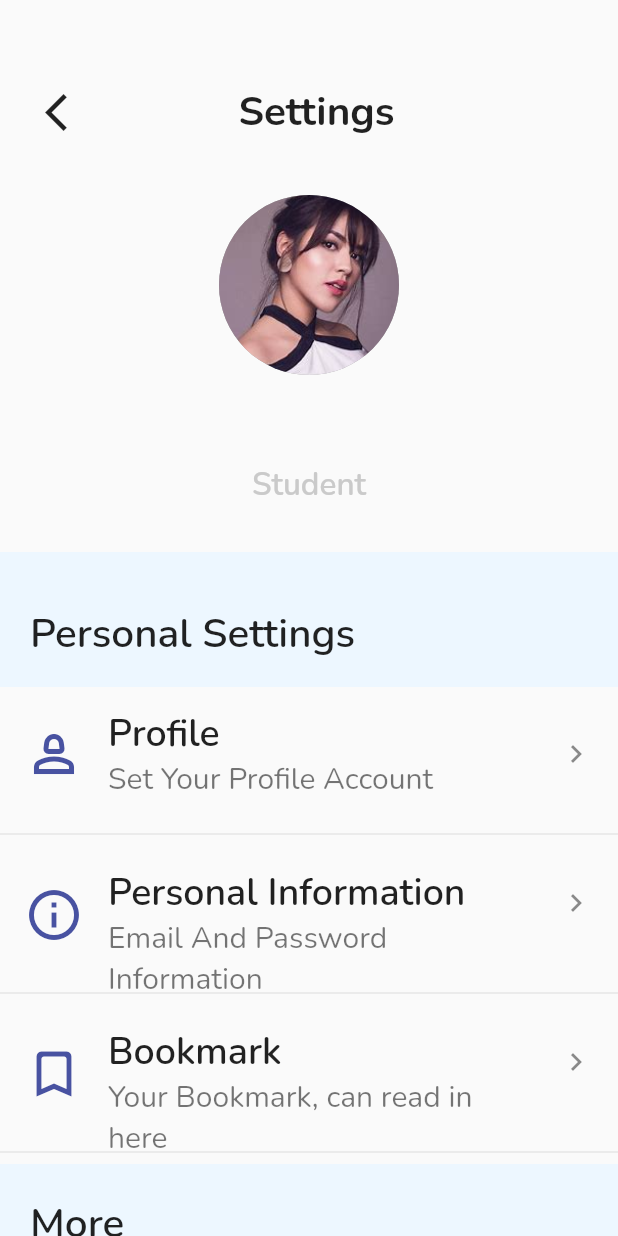
After one commit to Kiagusss/flutter-Counselling-App, a Flutter app: the Settings screen opened directly, on a phone screen of 412 x 824 dp. The commit adds this screen. Run offline on Flutter 3.47's test engine with Material 2 defaults, Android fonts, the phone set to English and light mode, and no system bars; our stand-ins replace animated_splash_screen, cloud_firestore, firebase_auth, firebase_core, flutter_slidable, google_fonts and 4 more; accounts and stored records are empty.

Commit message:
Settings ui completed, with auth name, and logout

```diff
--- a/lib/pages/HomePage.dart
+++ b/lib/pages/HomePage.dart
@@ -2,7 +2,7 @@ import 'package:flutter/material.dart';
 import 'package:firebase_auth/firebase_auth.dart';
 import 'package:google_fonts/google_fonts.dart';
 import 'package:project_kel_bumira/pages/BottomBar.dart';
-
+import 'package:project_kel_bumira/pages/Settings.dart';
 import 'Login.dart';
 import 'ProfileTeacher.dart';
 
@@ -25,8 +25,9 @@ class _HomePageState extends State<HomePage> {
       body: ListView(
         children: [
           Container(
-            margin: EdgeInsets.only(left: 20, top: 30),
+            margin: EdgeInsets.only(left: 20, top: 30, right: 20),
             child: Row(
+              mainAxisAlignment: MainAxisAlignment.spaceBetween,
               children: [
                 Text(
                   'Hi, $displayName!',
@@ -35,7 +36,7 @@ class _HomePageState extends State<HomePage> {
                 ),
                 GestureDetector(
                   onTap: () {
-                    _scaffoldKey.currentState!.openEndDrawer();
+                    Navigator.push(context, MaterialPageRoute(builder: (context)=> Settings()));
                   },
                   child: Padding(
                     padding: const EdgeInsets.only(left: 140),
@@ -349,16 +350,8 @@ class _HomePageState extends State<HomePage> {
               ),
             ),
           ),
-           ElevatedButton(
-              onPressed: () {
-                _auth.signOut();
-                Navigator.pushAndRemoveUntil(
-                    context,
-                    MaterialPageRoute(builder: (context) => LoginPage()),
-                    (Route<dynamic> route) => false);
-              },
-              child: Text('Log out'),
-            ),
+
+
         ],
       ),
       endDrawer: Drawer(
--- a/lib/pages/Login.dart
+++ b/lib/pages/Login.dart
@@ -350,6 +350,7 @@ class _LoginPageState extends State<LoginPage> {
       ScaffoldMessenger.of(context)
           .showSnackBar(SnackBar(content: Text('Error: ${e.message}')));
     } catch (e) {
+
       print(e);
     }
   }
--- /dev/null
+++ b/lib/pages/Settings.dart
@@ -0,0 +1,324 @@
+import 'package:firebase_auth/firebase_auth.dart';
+import 'package:flutter/material.dart';
+import 'package:google_fonts/google_fonts.dart';
+import 'package:project_kel_bumira/pages/Login.dart';
+
+class Settings extends StatelessWidget {
+  const Settings({super.key});
+
+  @override
+  Widget build(BuildContext context) {
+    final FirebaseAuth _auth = FirebaseAuth.instance;
+    User? user = FirebaseAuth.instance.currentUser;
+    String displayName = user!.displayName ?? '';
+
+    return Scaffold(
+      body: ListView(
+        children: <Widget>[
+          Padding(
+              padding: EdgeInsets.only(
+            top: 50,
+          )),
+          Stack(
+            children: [
+              Row(
+                mainAxisAlignment: MainAxisAlignment.spaceBetween,
+                children: [
+                  GestureDetector(
+                    onTap: () {
+                      Navigator.pop(context);
+                    },
+                    child: Padding(
+                      padding: const EdgeInsets.only(left: 30),
+                      child: Icon(
+                        Icons.arrow_back_ios,
+                        size: 30,
+                      ),
+                    ),
+                  ),
+                  Align(
+                    child: Text(
+                      "Settings",
+                      style: GoogleFonts.nunito(
+                        fontSize: 27,
+                        fontWeight: FontWeight.w700,
+                      ),
+                    ),
+                  ),
+                  Align(
+                    alignment: Alignment(-1, 0),
+                    child: Icon(
+                      Icons.arrow_back_ios,
+                      size: 50,
+                      color: Colors.transparent,
+                    ),
+                  )
+                ],
+              ),
+            ],
+          ),
+          Padding(padding: EdgeInsets.only(top: 30)),
+          Container(
+            child: Align(
+              alignment: Alignment(0, 0),
+              child: CircleAvatar(
+                radius: 60,
+                backgroundColor: Colors.grey,
+                backgroundImage: AssetImage('images/udin.jpg'),
+              ),
+            ),
+          ),
+
+          Padding(padding: EdgeInsets.only(top: 20)),
+          Container(
+            alignment: Alignment(0, 0),
+            child: Text(
+              "$displayName",
+              style: GoogleFonts.nunito(
+                fontSize: 25,
+                fontWeight: FontWeight.w600,
+              ),
+            ),
+          ),
+
+          Padding(padding: EdgeInsets.only(top: 5)),
+          Container(
+            alignment: Alignment(0, 0),
+            child: Text(
+              "Student",
+              style: GoogleFonts.nunito(
+                fontSize: 21,
+                fontWeight: FontWeight.w600,
+                color: Color(0xffCACACA),
+              ),
+            ),
+          ),
+
+          Container(
+            margin: EdgeInsets.only(top: 30),
+            padding: EdgeInsets.only(top: 20, left: 20),
+            width: 90,
+            height: 90,
+            alignment: Alignment(-1, 0),
+            color: Color.fromRGBO(237, 247, 255, 100),
+            child: Text(
+              "Personal Settings",
+              style: GoogleFonts.nunito(
+                fontSize: 27,
+                fontWeight: FontWeight.w600,
+              ),
+            ),
+          ),
+
+          //Profile
+
+          Container(
+            height: 80,
+            margin: EdgeInsets.only(
+              top: 10,
+            ),
+            child: ListTile(
+              leading: Icon(
+                Icons.person_2_outlined,
+                size: 40,
+                color: Color(0xff4852A1),
+              ),
+              title: Text(
+                'Profile',
+                style: GoogleFonts.nunito(
+                  fontSize: 25,
+                  fontWeight: FontWeight.w600,
+                ),
+              ),
+              subtitle: Text(
+                'Set Your Profile Account',
+                style: GoogleFonts.nunito(
+                  fontSize: 20,
+                ),
+              ),
+              trailing: Icon(Icons.keyboard_arrow_right),
+              onTap: () {},
+            ),
+          ),
+          Divider(),
+
+          //Personal Information
+
+          Container(
+            height: 80,
+            margin: EdgeInsets.only(
+              top: 10,
+            ),
+            child: ListTile(
+              leading: Icon(
+                Icons.info_outline,
+                size: 40,
+                color: Color(0xff4852A1),
+              ),
+              title: Text(
+                'Personal Information',
+                style: GoogleFonts.nunito(
+                  fontSize: 25,
+                  fontWeight: FontWeight.w600,
+                ),
+              ),
+              subtitle: Text(
+                'Email And Password Information',
+                style: GoogleFonts.nunito(
+                  fontSize: 20,
+                ),
+              ),
+              trailing: Icon(Icons.keyboard_arrow_right),
+              onTap: () {},
+            ),
+          ),
+          Divider(),
+
+          //Bookmark
+
+          Container(
+            height: 80,
+            margin: EdgeInsets.only(
+              top: 10,
+            ),
+            child: ListTile(
+              leading: Icon(
+                Icons.bookmark_outline_rounded,
+                size: 40,
+                color: Color(0xff4852A1),
+              ),
+              title: Text(
+                'Bookmark',
+                style: GoogleFonts.nunito(
+                  fontSize: 25,
+                  fontWeight: FontWeight.w600,
+                ),
+              ),
+              subtitle: Text(
+                'Your Bookmark, can read in here',
+                style: GoogleFonts.nunito(
+                  fontSize: 20,
+                ),
+              ),
+              trailing: Icon(Icons.keyboard_arrow_right),
+              onTap: () {},
+            ),
+          ),
+          Divider(),
+
+          //More
+
+          Container(
+            margin: EdgeInsets.only(top: 0),
+            padding: EdgeInsets.only(top: 10, left: 20),
+            width: double.infinity,
+            height: 70,
+            alignment: Alignment(-1, 0),
+            color: Color.fromRGBO(237, 247, 255, 100),
+            child: Text(
+              "More",
+              style: GoogleFonts.nunito(
+                fontSize: 27,
+                fontWeight: FontWeight.w600,
+              ),
+            ),
+          ),
+
+          //Help
+
+          Container(
+            height: 80,
+            margin: EdgeInsets.only(
+              top: 10,
+            ),
+            child: ListTile(
+              leading: Icon(
+                Icons.help_outline,
+                size: 40,
+                color: Color(0xff4852A1),
+              ),
+              title: Text(
+                'Help',
+                style: GoogleFonts.nunito(
+                  fontSize: 25,
+                  fontWeight: FontWeight.w600,
+                ),
+              ),
+              subtitle: Text(
+                'Did You have Some Questions?',
+                style: GoogleFonts.nunito(
+                  fontSize: 20,
+                ),
+              ),
+              trailing: Icon(Icons.keyboard_arrow_right),
+              onTap: () {},
+            ),
+          ),
+          Divider(),
+
+          //FAQ`s
+
+          Container(
+            height: 80,
+            margin: EdgeInsets.only(
+              top: 10,
+            ),
+            child: ListTile(
+              leading: Icon(
+                Icons.star_outline,
+                size: 40,
+                color: Color(0xff4852A1),
+              ),
+              title: Text(
+                'FAQ`s',
+                style: GoogleFonts.nunito(
+                  fontSize: 25,
+                  fontWeight: FontWeight.w600,
+                ),
+              ),
+              subtitle: Text(
+                'Frequently Ask Questions',
+                style: GoogleFonts.nunito(
+                  fontSize: 20,
+                ),
+              ),
+              trailing: Icon(
+                Icons.keyboard_arrow_right,
+              ),
+              onTap: () {},
+            ),
+          ),
+          Divider(),
+
+          //Log Out
+
+          Container(
+            margin: EdgeInsets.only(top: 30, left: 20, bottom: 20),
+            child: Row(
+              children: [
+                TextButton(
+                  onPressed: () {
+                    _auth.signOut();
+                    Navigator.push(context,
+                        MaterialPageRoute(builder: (context) => LoginPage()));
+                  },
+                  child: Text(
+                    "Log out",
+                    style: GoogleFonts.nunito(
+                        fontSize: 26,
+                        color: Colors.black,
+                        fontWeight: FontWeight.w700),
+                  ),
+                ),
+                Icon(
+                  Icons.logout_outlined,
+                  color: Color.fromARGB(255, 182, 180, 180),
+                )
+              ],
+            ),
+          )
+        ],
+      ),
+    );
+  }
+}
```
Also changed, not shown: pubspec.yaml (+3 -16 lines), images/Personal-logo.png (added), images/Profile-icon.png (added), images/bookmark-logo.png (added), images/help-logo.png (added), images/star-logo.png (added), pubspec.lock, 1 other file.
